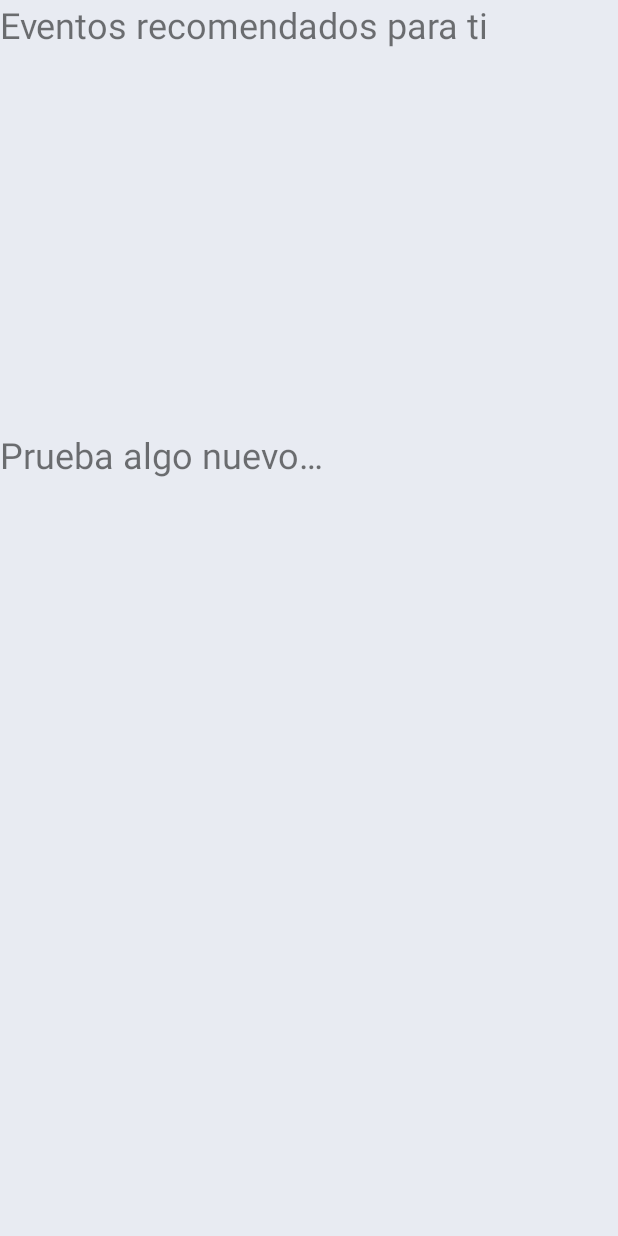
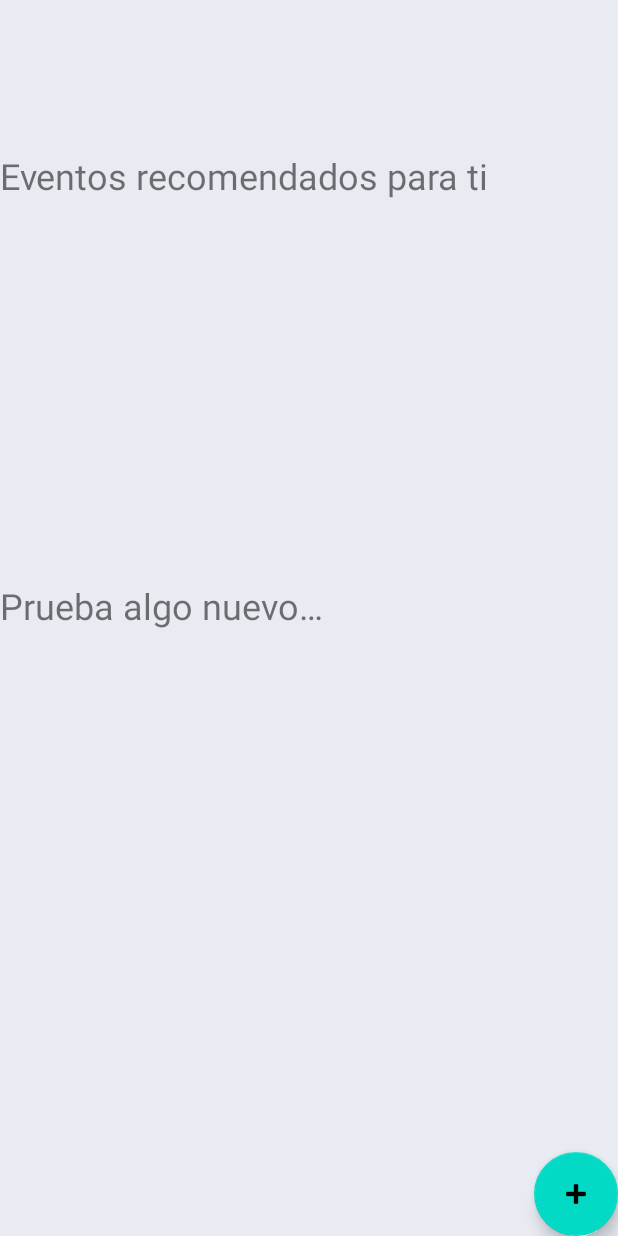
Before and after one commit to latra/TeamsUp-app, an Android app: the layout fragment_home.xml on its own in the app's theme, with its tools: preview values and no code run, on a phone screen of 412 x 824 dp. Run offline under Robolectric (Android 15) with nearby library versions, the phone set to English and light mode, and no system bars.

Commit message:
Upload event to database

```diff
--- a/app/build.gradle
+++ b/app/build.gradle
@@ -35,6 +35,7 @@ dependencies {
     implementation 'androidx.navigation:navigation-fragment:2.3.5'
     implementation 'androidx.navigation:navigation-ui:2.3.5'
     implementation 'androidx.legacy:legacy-support-v4:1.0.0'
+    implementation 'com.google.firebase:firebase-firestore:22.1.2'
     testImplementation 'junit:junit:4.+'
     androidTestImplementation 'androidx.test.ext:junit:1.1.2'
     androidTestImplementation 'androidx.test.espresso:espresso-core:3.3.0'
--- a/app/src/main/java/com/example/teamsup/Home.java
+++ b/app/src/main/java/com/example/teamsup/Home.java
@@ -10,6 +10,8 @@ import android.view.LayoutInflater;
 import android.view.View;
 import android.view.ViewGroup;
 import android.widget.ListView;
+
+import com.google.android.material.floatingactionbutton.FloatingActionButton;
 
 import java.util.ArrayList;
 
@@ -44,6 +46,10 @@ public class Home extends Fragment {
         nearEventsListView.setAdapter(nearadapter);
         recommendadapter = new EventListAdapter(getView().getContext(), nearEvents);
         recommendedEventsListView.setAdapter(recommendadapter);
+
+
+        FloatingActionButton floatingActionButton = view.findViewById(R.id.newEventButton);
+        floatingActionButton.setOnClickListener((vw) -> ((TemplateActivity)getActivity()).updateFragment(new CreateEvent()));
     }
     @Override
     public View onCreateView(LayoutInflater inflater, ViewGroup container,
--- a/app/src/main/java/com/example/teamsup/TemplateActivity.java
+++ b/app/src/main/java/com/example/teamsup/TemplateActivity.java
@@ -28,7 +28,7 @@ public class TemplateActivity extends AppCompatActivity {
         homeIcon.setOnClickListener((view) -> updateFragment(new Home()));
     }
 
-    private  void updateFragment(Fragment fragment){
+    public void updateFragment(Fragment fragment){
         FragmentTransaction ft = getSupportFragmentManager().beginTransaction();
         ft.replace(R.id.fragment_place, fragment);
         ft.commit();
--- /dev/null
+++ b/app/src/main/java/com/example/teamsup/models/UserModel.java
@@ -0,0 +1,5 @@
+package com.example.teamsup.models;
+
+public class UserModel {
+
+}
--- a/app/src/main/res/layout/activity_create_event.xml
+++ b/app/src/main/res/layout/fragment_create_event.xml
@@ -4,7 +4,9 @@
     xmlns:tools="http://schemas.android.com/tools"
     android:layout_width="match_parent"
     android:layout_height="match_parent"
-    android:background="#E8EBF2">
+    android:background="#E8EBF2"
+    tools:context=".CreateEvent">
+
 
     <LinearLayout
         android:id="@+id/linearLayout"
--- a/app/src/main/res/layout/fragment_home.xml
+++ b/app/src/main/res/layout/fragment_home.xml
@@ -8,9 +8,13 @@
     tools:context=".Home">
 
     <LinearLayout
-        android:layout_width="match_parent"
-        android:layout_height="match_parent"
-        android:orientation="vertical">
+        android:layout_width="wrap_content"
+        android:layout_height="wrap_content"
+        android:orientation="vertical"
+        app:layout_constraintBottom_toBottomOf="parent"
+        app:layout_constraintEnd_toEndOf="parent"
+        app:layout_constraintStart_toStartOf="parent"
+        app:layout_constraintTop_toTopOf="parent">
 
         <TextView
             android:layout_width="match_parent"
@@ -51,4 +55,13 @@
 
     </LinearLayout>
 
+    <com.google.android.material.floatingactionbutton.FloatingActionButton
+        android:id="@+id/newEventButton"
+        android:layout_width="wrap_content"
+        android:layout_height="wrap_content"
+        android:clickable="true"
+        android:src="@android:drawable/ic_input_add"
+        app:layout_constraintBottom_toBottomOf="parent"
+        app:layout_constraintEnd_toEndOf="parent" />
+
 </androidx.constraintlayout.widget.ConstraintLayout>
```
Also changed, not shown: app/src/main/AndroidManifest.xml (+5 -8 lines), app/src/main/java/com/example/teamsup/CreateEvent.java (+47 -15 lines), app/src/main/java/com/example/teamsup/Utils.java (added, +70 -0 lines), app/src/main/java/com/example/teamsup/models/EventModel.java (added, +31 -0 lines), app/src/main/res/values/strings.xml (+7 -0 lines).
